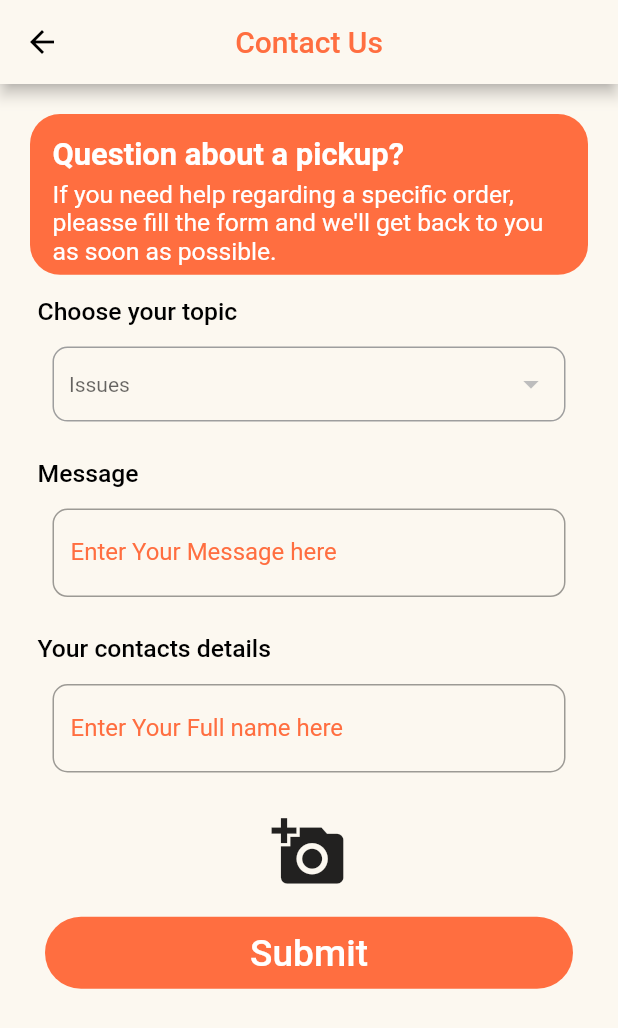
After one commit to goglean/food_donation_app, a Flutter app: the ContactUsVolunteer screen opened directly, on a phone screen of 412 x 824 dp. The commit adds this screen. Shown: the top 1028 px of the screen. Run offline on Flutter 3.47's test engine with Material 2 defaults, Android fonts, the phone set to English and light mode, and no system bars; our stand-ins replace cloud_firestore, date_time_picker, dio, firebase_auth, firebase_core, firebase_storage and 8 more; missing offline and left inert: flutter_email_sender, flutter_polyline_points; accounts and stored records are empty.

Commit message:
contact us page for donor

```diff
--- /dev/null
+++ b/lib/screens/contactUsVolunteer.dart
@@ -0,0 +1,408 @@
+import 'package:cloud_firestore/cloud_firestore.dart';
+import 'package:flutter/material.dart';
+import 'package:flutter_email_sender/flutter_email_sender.dart';
+import 'package:google_fonts/google_fonts.dart';
+import 'package:image_picker/image_picker.dart';
+
+import 'dart:async';
+import 'dart:io';
+
+class ContactUsVolunteer extends StatefulWidget {
+  const ContactUsVolunteer({Key? key}) : super(key: key);
+
+  @override
+  _ContactUsVolunteerState createState() => _ContactUsVolunteerState();
+}
+
+class _ContactUsVolunteerState extends State<ContactUsVolunteer> {
+  final _formkey = GlobalKey<FormState>();
+  String _query = "";
+  String _name = "";
+  String _issue = "Restaurant is not picking up the call";
+  TextEditingController _queryController = TextEditingController();
+  TextEditingController _nameController = TextEditingController();
+  bool isHTML = false;
+  List<String> issues = [];
+  File? _imageFile;
+  bool imagePicked = false;
+  String? _uploadedFileURL;
+  List<String> attachments = [];
+
+  void _removeAttachment(int index) {
+    setState(() {
+      attachments.removeAt(index);
+    });
+  }
+
+  void _openImagePicker() async {
+    final picker = ImagePicker();
+    PickedFile? pick = await picker.getImage(source: ImageSource.camera);
+
+    if (pick != null) {
+      setState(() {
+        attachments.add(pick.path);
+        _imageFile = File(pick.path);
+        imagePicked = true;
+      });
+    }
+  }
+
+  submitQuery() async {
+    final Email email = Email(
+      body: _queryController.text + "\n\n" + _nameController.text,
+      subject: "Problem regarding " + _issue,
+      recipients: ['goglean.info@gmail.com'],
+      attachmentPaths: attachments,
+      isHTML: isHTML,
+    );
+    String platformResponse;
+    try {
+      await FlutterEmailSender.send(email);
+      platformResponse = 'Query sent successfully';
+    } catch (error) {
+      platformResponse = error.toString();
+      print(platformResponse);
+    }
+    if (!mounted) return;
+    ScaffoldMessenger.of(this.context).showSnackBar(
+      SnackBar(
+        content: Text(platformResponse),
+      ),
+    );
+  }
+
+  Future<void> _getIssues() async {
+    FirebaseFirestore.instance
+        .collection('utils')
+        .doc('Issues')
+        .get()
+        .then((value) {
+      // print("hello");
+      for (int i = 1; i <= value.data()!.length; i++) {
+        issues.add(value.data()![i.toString()].toString());
+      }
+      // print(cuisine);
+    });
+  }
+
+  final picker = ImagePicker();
+  Future pickImage() async {
+    try {
+      final pickedFile = await picker.pickImage(source: ImageSource.camera);
+      if (pickedFile == null) return;
+
+      final imageTemp = File(pickedFile.path);
+      setState(() {
+        _imageFile = imageTemp;
+        imagePicked = true;
+        attachments.add(pickedFile.path);
+      });
+    } catch (e) {
+      print('Failed to pickup images');
+    }
+  }
+
+  void initState() {
+    super.initState();
+    _getIssues();
+  }
+
+  // @override
+  // void dispose() {
+  //   super.dispose();
+  // }
+
+  @override
+  Widget build(BuildContext context) {
+    return Scaffold(
+        appBar: AppBar(
+          backgroundColor: Theme.of(context).scaffoldBackgroundColor,
+          //foregroundColor: Colors.black,
+          leading: IconButton(
+            icon: Icon(
+              Icons.arrow_back,
+              color: Colors.black,
+            ),
+            onPressed: () {
+              Navigator.pop(context);
+            },
+          ),
+          title: Text(
+            "Contact Us",
+            style: GoogleFonts.roboto(color: Theme.of(context).primaryColor),
+          ),
+          centerTitle: true,
+        ),
+        body: Container(
+            color: Theme.of(context).scaffoldBackgroundColor,
+            height: MediaQuery.of(context).size.height,
+            padding: EdgeInsets.all(20),
+            child: Form(
+              key: _formkey,
+              child: ListView(
+                children: [
+                  Flexible(
+                      child: Container(
+                    width: MediaQuery.of(context).size.width * 0.8,
+                    height: MediaQuery.of(context).size.height * 0.13,
+                    padding: EdgeInsets.all(10),
+                    decoration: BoxDecoration(
+                      borderRadius: BorderRadius.circular(20),
+                      color: Theme.of(context).primaryColor,
+                    ),
+                    child: Column(children: [
+                      Row(
+                        mainAxisAlignment: MainAxisAlignment.start,
+                        children: [
+                          Padding(
+                            padding: const EdgeInsets.all(5.0),
+                            child: Text("Question about a pickup?",
+                                // softWrap: false,
+                                //maxLines: 4,
+                                // overflow: TextOverflow.ellipsis,
+                                textAlign: TextAlign.left,
+                                style: GoogleFonts.roboto(
+                                    fontSize:
+                                        MediaQuery.of(context).size.width *
+                                            0.05,
+                                    fontWeight: FontWeight.w600,
+                                    color: Colors.white)),
+                          ),
+                        ],
+                      ),
+                      Padding(
+                        padding: const EdgeInsets.fromLTRB(5, 0, 0, 2),
+                        child: Text(
+                            "If you need help regarding a specific order, pleasse fill the form and we'll get back to you as soon as possible.",
+                            softWrap: false,
+                            maxLines: 4,
+                            overflow: TextOverflow.ellipsis,
+                            style: GoogleFonts.roboto(
+                                fontSize:
+                                    MediaQuery.of(context).size.width * 0.04,
+                                fontWeight: FontWeight.w400,
+                                color: Colors.white)),
+                      ),
+                    ]),
+                  )),
+                  SizedBox(height: 10),
+                  Container(
+                    width: MediaQuery.of(context).size.width * 0.8,
+                    height: MediaQuery.of(context).size.height * 0.04,
+                    padding: EdgeInsets.all(5.0),
+                    child: Text("Choose your topic",
+                        style: GoogleFonts.roboto(
+                            fontSize: MediaQuery.of(context).size.width * 0.04,
+                            fontWeight: FontWeight.w500,
+                            color: Colors.black)),
+                  ),
+                  Padding(
+                    padding: EdgeInsets.fromLTRB(15, 5, 15, 20),
+                    child: Container(
+                      width: MediaQuery.of(context).size.width,
+                      decoration: BoxDecoration(
+                          border: Border.all(width: 1, color: Colors.grey),
+                          borderRadius: BorderRadius.circular(10.0)),
+                      child: Padding(
+                        padding: const EdgeInsets.fromLTRB(10, 0, 10, 0),
+                        child: DropdownButtonHideUnderline(
+                          child: DropdownButton<String>(
+                            value: _issue,
+                            hint: Container(
+                              child: Text("Issues"),
+                            ),
+                            icon: Icon(Icons.arrow_drop_down),
+                            iconSize: 24,
+                            style: const TextStyle(color: Color(0xff022229)),
+                            onChanged: (newValue) {
+                              setState(() {
+                                _issue = newValue.toString();
+                              });
+                            },
+                            items: issues
+                                .map<DropdownMenuItem<String>>((String value) {
+                              return DropdownMenuItem<String>(
+                                value: value,
+                                child: Text(
+                                  value,
+                                  style: GoogleFonts.roboto(
+                                    fontSize: 15,
+                                  ),
+                                ),
+                              );
+                            }).toList(),
+                          ),
+                        ),
+                      ),
+                    ),
+                  ),
+                  Container(
+                    width: MediaQuery.of(context).size.width * 0.8,
+                    height: MediaQuery.of(context).size.height * 0.04,
+                    padding: EdgeInsets.all(5.0),
+                    child: Text("Message",
+                        style: GoogleFonts.roboto(
+                            fontSize: MediaQuery.of(context).size.width * 0.04,
+                            fontWeight: FontWeight.w500,
+                            color: Colors.black)),
+                  ),
+                  Container(
+                    padding: EdgeInsets.fromLTRB(15, 5, 15, 20),
+                    child: TextFormField(
+                      //expands: true,
+                      controller: _queryController,
+                      cursorColor: Theme.of(context).primaryColor,
+                      keyboardType: TextInputType.multiline,
+                      // minLines: 7,
+                      // maxLines: 10,
+                      key: ValueKey('query'),
+                      validator: (value) {
+                        if (value == null) {
+                          return "This cannot be empty";
+                        }
+                        return null;
+                      },
+                      onSaved: (value) {
+                        _query = value.toString();
+                      },
+                      decoration: InputDecoration(
+                        fillColor: Colors.grey[100],
+                        focusedBorder: OutlineInputBorder(
+                          borderSide: BorderSide(
+                              color: Theme.of(context).primaryColor, width: 1),
+                          borderRadius: BorderRadius.all(Radius.circular(20)),
+                        ),
+                        border: OutlineInputBorder(
+                          borderSide:
+                              BorderSide(color: Theme.of(context).primaryColor),
+                          borderRadius: new BorderRadius.circular(10),
+                        ),
+                        labelText: "Enter Your Message here",
+                        labelStyle: GoogleFonts.roboto(
+                            color: Theme.of(context).primaryColor),
+                      ),
+                    ),
+                  ),
+                  Container(
+                    width: MediaQuery.of(context).size.width * 0.8,
+                    height: MediaQuery.of(context).size.height * 0.04,
+                    padding: EdgeInsets.all(5.0),
+                    child: Text("Your contacts details",
+                        style: GoogleFonts.roboto(
+                            fontSize: MediaQuery.of(context).size.width * 0.04,
+                            fontWeight: FontWeight.w500,
+                            color: Colors.black)),
+                  ),
+                  Container(
+                    padding: EdgeInsets.fromLTRB(15, 5, 15, 20),
+                    child: TextFormField(
+                      //expands: true,
+                      controller: _nameController,
+                      cursorColor: Theme.of(context).primaryColor,
+                      keyboardType: TextInputType.emailAddress,
+
+                      key: ValueKey('name'),
+                      validator: (value) {
+                        if (value == null) {
+                          return "This cannot be empty";
+                        }
+                        return null;
+                      },
+                      onSaved: (value) {
+                        _name = value.toString();
+                      },
+                      decoration: InputDecoration(
+                        fillColor: Colors.grey[100],
+                        focusedBorder: OutlineInputBorder(
+                          borderSide: BorderSide(
+                              color: Theme.of(context).primaryColor, width: 1),
+                          borderRadius: BorderRadius.all(Radius.circular(10)),
+                        ),
+                        border: OutlineInputBorder(
+                          borderSide:
+                              BorderSide(color: Theme.of(context).primaryColor),
+                          borderRadius: new BorderRadius.circular(10),
+                        ),
+                        labelText: "Enter Your Full name here",
+                        labelStyle: GoogleFonts.roboto(
+                            color: Theme.of(context).primaryColor),
+                      ),
+                    ),
+                  ),
+                  Container(
+                    child: _imageFile == null
+                        ? IconButton(
+                            icon: Icon(
+                              Icons.add_a_photo,
+                              size: 50,
+                            ),
+                            onPressed: pickImage,
+                          )
+                        : Column(
+                            children: [
+                              ClipRRect(
+                                borderRadius: BorderRadius.circular(20),
+                                child: Image.file(
+                                  _imageFile!,
+                                  width: 360,
+                                  height: 360,
+                                  fit: BoxFit.cover,
+                                ),
+                              ),
+                              SizedBox(height: 25),
+                              Container(
+                                decoration: BoxDecoration(
+                                  //border: BoxBorder(),
+                                  borderRadius: BorderRadius.circular(20.0),
+                                  color: Theme.of(context).primaryColor,
+                                ),
+                                width: double.infinity,
+                                child: MaterialButton(
+                                  onPressed: pickImage,
+                                  textColor: Colors.white,
+                                  child: Text(
+                                    'Click Again',
+                                    style: TextStyle(
+                                        fontSize:
+                                            MediaQuery.of(context).size.width *
+                                                0.05),
+                                  ),
+                                ),
+                              ),
+                            ],
+                          ),
+                  ),
+                  Padding(
+                    padding: const EdgeInsets.fromLTRB(10, 20, 10, 0),
+                    child: Container(
+                      margin: EdgeInsets.fromLTRB(
+                          0,
+                          MediaQuery.of(context).size.height * 0.01,
+                          0,
+                          MediaQuery.of(context).size.height * 0.01),
+                      width: MediaQuery.of(context).size.width * 0.8,
+                      decoration: BoxDecoration(
+                        borderRadius: BorderRadius.circular(30.0),
+                        color: Theme.of(context).primaryColor,
+                      ),
+                      child: TextButton(
+                        onPressed: () {
+                          submitQuery();
+                          _queryController.clear();
+                          _nameController.clear();
+                          imagePicked = false;
+                        },
+                        child: Text("Submit",
+                            style: GoogleFonts.roboto(
+                                fontSize:
+                                    MediaQuery.of(context).size.width * 0.06,
+                                fontWeight: FontWeight.w500,
+                                color: Colors.white)),
+                      ),
+                    ),
+                  ),
+                ],
+              ),
+            )));
+  }
+}
```
Also changed, not shown: lib/screens/home.dart (+41 -9 lines), lib/screens/impacts.dart (added, +29 -0 lines), lib/screens/pickupsDonnor.dart (+89 -78 lines), pubspec.lock.
